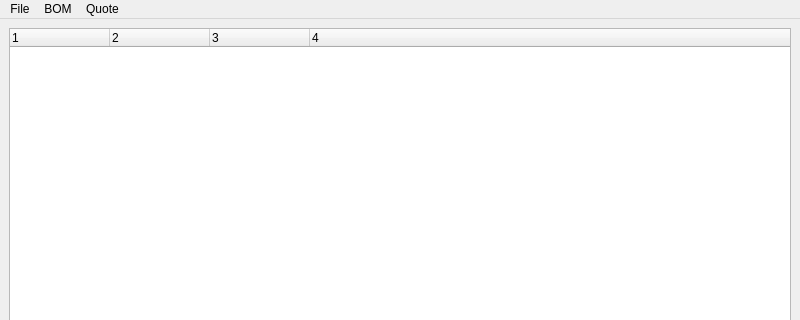
Qt form src/gui/mainwindow.ui (pioupus/pyBomQuote) before a commit; both pictures show x 0 to 800 and y 0 to 320 of the 800 by 600 pixel window.
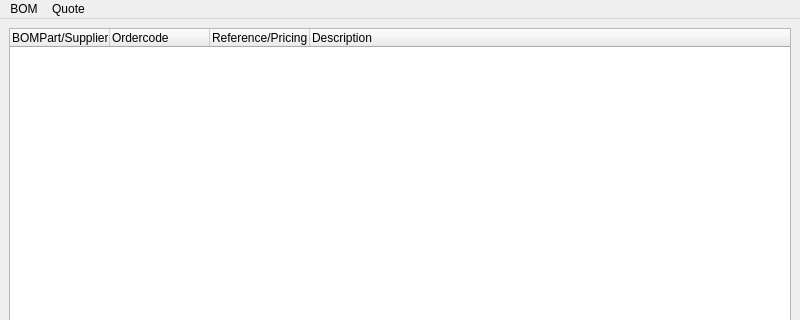
The same form after that commit.

The edit to the form file:
```diff
--- a/src/gui/mainwindow.ui
+++ b/src/gui/mainwindow.ui
@@ -157,22 +157,22 @@
       </property>
       <column>
        <property name="text">
-        <string notr="true">1</string>
+        <string notr="true">BOMPart/Supplier</string>
        </property>
       </column>
       <column>
        <property name="text">
-        <string notr="true">2</string>
+        <string notr="true">Ordercode</string>
        </property>
       </column>
       <column>
        <property name="text">
-        <string notr="true">3</string>
+        <string notr="true">Reference/Pricing</string>
        </property>
       </column>
       <column>
        <property name="text">
-        <string notr="true">4</string>
+        <string notr="true">Description</string>
        </property>
       </column>
      </widget>
@@ -188,11 +188,6 @@
      <height>21</height>
     </rect>
    </property>
-   <widget class="QMenu" name="menuFile">
-    <property name="title">
-     <string>File</string>
-    </property>
-   </widget>
    <widget class="QMenu" name="menuBOM">
     <property name="title">
      <string>BOM</string>
@@ -208,7 +203,6 @@
     <addaction name="actionFind_and_merge_duplicates"/>
     <addaction name="actionAdd_number_to_quantity_of_parts"/>
    </widget>
-   <addaction name="menuFile"/>
    <addaction name="menuBOM"/>
    <addaction name="menuQuote"/>
   </widget>
```
Left out of the diff: 2 changed lines with no effect on the pictures.
